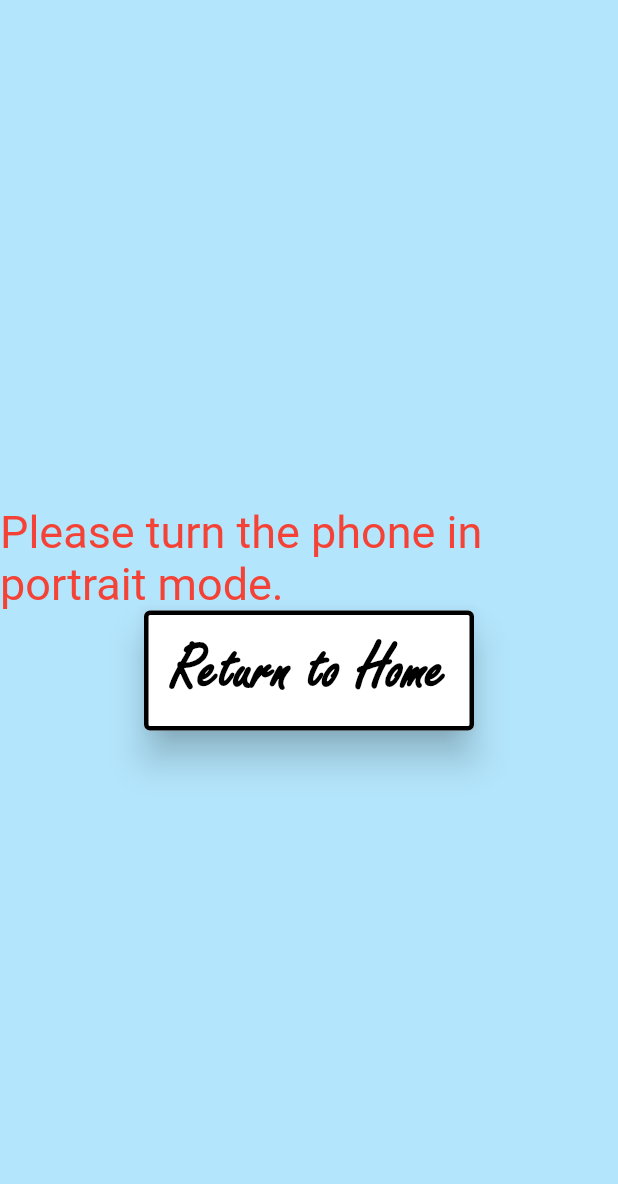
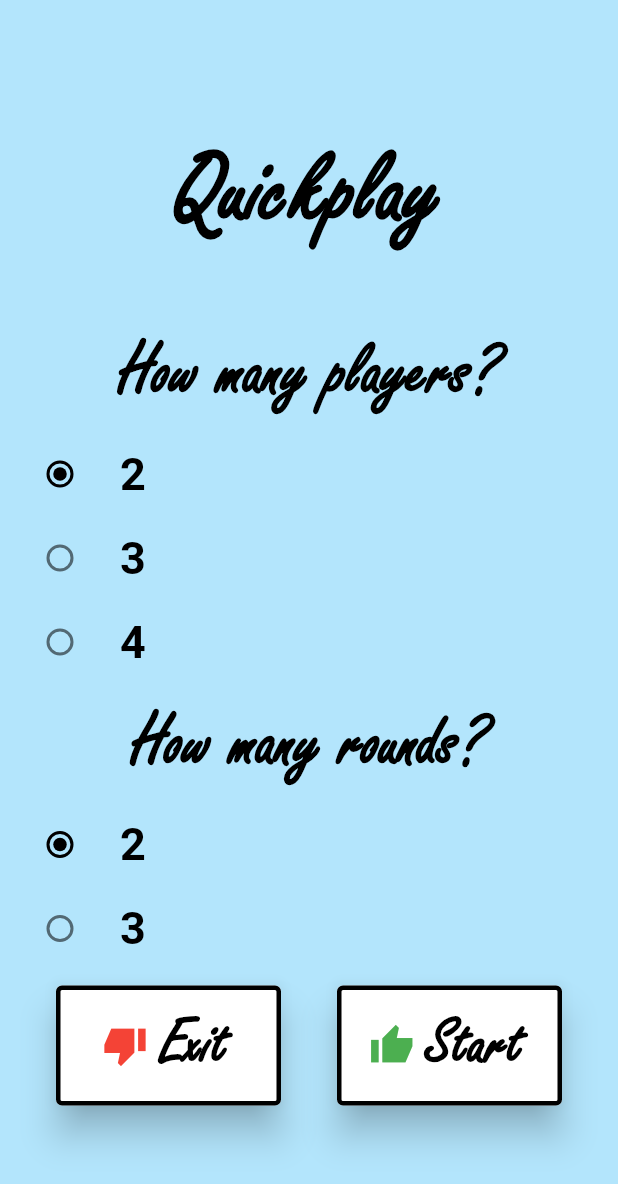
Before and after one commit to cfcastaneda98/Thinking_Crisis, a Flutter app: the HomeScreen screen opened directly, after a tap on "Quickplay", on a phone screen of 412 x 824 dp. Shown: the top 1184 px of the screen. Run offline on Flutter 3.47's test engine with Material 2 defaults, Android fonts, the phone set to English and light mode, and no system bars.

Commit message:
Added Quick Play Options Implementation

```diff
--- a/lib/Controller/QuickPlay.dart
+++ /dev/null
@@ -1,131 +0,0 @@
-import 'package:flutter/material.dart';
-
-import '../View/HomeScreen.dart';
-
-class QuickPlay extends StatefulWidget {
-
-
-  const QuickPlay({Key? key}) : super(key: key);
-
-  @override
-  State<QuickPlay> createState() => _QuickPlayState();
-}
-
-class _QuickPlayState extends State<QuickPlay> {
-  var quickPlayList = {
-    'Horse',
-    ''
-  };
-  var over18List = {
-    'Johnny Sins',
-  };
-  @override
-  Widget build(BuildContext context) {
-    return Scaffold(
-      body: OrientationBuilder(builder:
-          (context, orientation){
-            if(orientation != Orientation.portrait)
-              {
-                return potrait(context);
-              }//end if
-            else{
-                return landscape(context);
-             }
-        },
-      ),
-    );
-  }
-}
-Widget potrait(BuildContext context)
-{
-  return Scaffold(
-    backgroundColor: Colors.lightBlue[100],
-      body: Center(
-        child: Column(
-          mainAxisAlignment: MainAxisAlignment.center,
-          children: <Widget>[
-             Text(
-            "You are in Portrait mode",
-            style: TextStyle(
-              color: Colors.black,
-              fontSize: 30.0,
-            ),
-          ),
-            SizedBox(
-              height: 80,
-              width: 220,
-              child: ElevatedButton(
-                style: ElevatedButton.styleFrom(
-                  side: const BorderSide(width: 3.0, color: Colors.black),
-                  elevation: 10,
-                  backgroundColor: Colors.white,
-                  minimumSize: const Size(100.0, 20.0),
-                ),
-                onPressed: () {
-                  Navigator.push(context,
-                    MaterialPageRoute(builder: (context) => HomeScreen()),
-                  );
-                },
-                child: const Center(
-                  child: Text(
-                    "Return to Home",
-                    style: TextStyle(color: Colors.black,
-                        fontWeight: FontWeight.bold,
-                        fontSize: 45,
-                        fontFamily: 'Freestyle Script'
-                    ),
-                  ),
-                ),
-              ),
-            ),
-        ],
-        ),
-  ),
-  );
-}
-Widget landscape(BuildContext context){
-  return Scaffold(
-    backgroundColor: Colors.lightBlue[100],
-      body: Center(
-      child: Column(
-      mainAxisAlignment: MainAxisAlignment.center,
-      children: <Widget>[
-            Text(
-          "Please turn the phone in portrait mode.",
-          style: TextStyle(
-            color: Colors.red,
-            fontSize: 30.0,
-          ),
-          ),
-        SizedBox(
-          height: 80,
-          width: 220,
-          child: ElevatedButton(
-            style: ElevatedButton.styleFrom(
-              side: const BorderSide(width: 3.0, color: Colors.black),
-              elevation: 10,
-              backgroundColor: Colors.white,
-              minimumSize: const Size(100.0, 20.0),
-            ),
-            onPressed: () {
-              Navigator.push(context,
-                MaterialPageRoute(builder: (context) => HomeScreen()),
-              );
-            },
-            child: const Center(
-              child: Text(
-                "Return to Home",
-                style: TextStyle(color: Colors.black,
-                    fontWeight: FontWeight.bold,
-                    fontSize: 45,
-                    fontFamily: 'Freestyle Script'
-                ),
-              ),
-            ),
-          ),
-        ),
-      ],
-    ),
-  ),
-  );
-}
--- a/lib/View/GameScreen.dart
+++ b/lib/View/GameScreen.dart
@@ -0,0 +1,131 @@
+import 'package:flutter/material.dart';
+
+import '../View/HomeScreen.dart';
+
+class GameScreen extends StatefulWidget {
+
+
+  const GameScreen({Key? key}) : super(key: key);
+
+  @override
+  State<GameScreen> createState() => _GameScreenState();
+}
+
+class _GameScreenState extends State<GameScreen> {
+  var quickPlayList = {
+    'Horse',
+    ''
+  };
+  var over18List = {
+    'Johnny Sins',
+  };
+  @override
+  Widget build(BuildContext context) {
+    return Scaffold(
+      body: OrientationBuilder(builder:
+          (context, orientation){
+        if(orientation != Orientation.portrait)
+        {
+          return potrait(context);
+        }//end if
+        else{
+          return landscape(context);
+        }
+      },
+      ),
+    );
+  }
+}
+Widget potrait(BuildContext context)
+{
+  return Scaffold(
+    backgroundColor: Colors.lightBlue[100],
+    body: Center(
+      child: Column(
+        mainAxisAlignment: MainAxisAlignment.center,
+        children: <Widget>[
+          Text(
+            "You are in Portrait mode",
+            style: TextStyle(
+              color: Colors.black,
+              fontSize: 30.0,
+            ),
+          ),
+          SizedBox(
+            height: 80,
+            width: 220,
+            child: ElevatedButton(
+              style: ElevatedButton.styleFrom(
+                side: const BorderSide(width: 3.0, color: Colors.black),
+                elevation: 10,
+                backgroundColor: Colors.white,
+                minimumSize: const Size(100.0, 20.0),
+              ),
+              onPressed: () {
+                Navigator.push(context,
+                  MaterialPageRoute(builder: (context) => HomeScreen()),
+                );
+              },
+              child: const Center(
+                child: Text(
+                  "Return to Home",
+                  style: TextStyle(color: Colors.black,
+                      fontWeight: FontWeight.bold,
+                      fontSize: 45,
+                      fontFamily: 'Freestyle Script'
+                  ),
+                ),
+              ),
+            ),
+          ),
+        ],
+      ),
+    ),
+  );
+}
+Widget landscape(BuildContext context){
+  return Scaffold(
+    backgroundColor: Colors.lightBlue[100],
+    body: Center(
+      child: Column(
+        mainAxisAlignment: MainAxisAlignment.center,
+        children: <Widget>[
+          Text(
+            "Please turn the phone in portrait mode.",
+            style: TextStyle(
+              color: Colors.red,
+              fontSize: 30.0,
+            ),
+          ),
+          SizedBox(
+            height: 80,
+            width: 220,
+            child: ElevatedButton(
+              style: ElevatedButton.styleFrom(
+                side: const BorderSide(width: 3.0, color: Colors.black),
+                elevation: 10,
+                backgroundColor: Colors.white,
+                minimumSize: const Size(100.0, 20.0),
+              ),
+              onPressed: () {
+                Navigator.push(context,
+                  MaterialPageRoute(builder: (context) => HomeScreen()),
+                );
+              },
+              child: const Center(
+                child: Text(
+                  "Return to Home",
+                  style: TextStyle(color: Colors.black,
+                      fontWeight: FontWeight.bold,
+                      fontSize: 45,
+                      fontFamily: 'Freestyle Script'
+                  ),
+                ),
+              ),
+            ),
+          ),
+        ],
+      ),
+    ),
+  );
+}
--- a/lib/View/HomeScreen.dart
+++ b/lib/View/HomeScreen.dart
@@ -1,6 +1,7 @@
 import 'package:flutter/material.dart';
 import 'package:thinking_crisis/Controller/QuickPlay.dart';
 import 'package:thinking_crisis/View/AboutScreen.dart';
+import 'package:thinking_crisis/View/QuickplayOptionsScreen.dart';
 
 import 'Over18Screen.dart';
 
@@ -29,7 +30,7 @@ class _HomeScreenState extends State<HomeScreen> {
                   child: ElevatedButton(
                     onPressed:(){
                       Navigator.push(context,
-                        MaterialPageRoute(builder: (context) => QuickPlay()),
+                        MaterialPageRoute(builder: (context) => QuickplayOptionsScreen()),
                       );
                     },
                   child: Center(
--- a/lib/View/QuickplayOptionsScreen.dart
+++ b/lib/View/QuickplayOptionsScreen.dart
@@ -0,0 +1,228 @@
+import 'package:flutter/material.dart';
+import 'GameScreen.dart';
+import 'HomeScreen.dart';
+enum playerOptions{two,three,four}
+enum roundOptions{two,three}
+class QuickplayOptionsScreen extends StatefulWidget {
+  const QuickplayOptionsScreen({Key? key}) : super(key: key);
+  @override
+  State<QuickplayOptionsScreen> createState() => _QuickplayOptionsScreenState();
+}
+class _QuickplayOptionsScreenState extends State<QuickplayOptionsScreen>{
+  playerOptions _players = playerOptions.two;
+  roundOptions _rounds = roundOptions.two;
+  @override
+  Widget build(BuildContext context){
+    return Scaffold(
+      backgroundColor: Colors.lightBlue[100],
+      body: Center(
+        child: Column(
+          mainAxisSize: MainAxisSize.min,
+          mainAxisAlignment: MainAxisAlignment.center,
+          children: <Widget>[
+            const Text(
+              'Quickplay',
+              style: TextStyle(color: Colors.black,
+                  fontWeight: FontWeight.bold,
+                  fontSize: 70,
+                  fontFamily: 'Freestyle Script'
+              ),
+            ),
+            const SizedBox(height: 50),
+            const Text(
+              'How many players?',
+              style: TextStyle(color: Colors.black,
+                  fontWeight: FontWeight.bold,
+                  fontSize: 50,
+                  fontFamily: 'Freestyle Script'
+              ),
+            ),
+            const SizedBox(height: 10),
+            Column(
+              mainAxisAlignment: MainAxisAlignment.center,
+              children: <Widget>[
+                ListTile(
+                  title: const Text(
+                      '2',
+                      style: TextStyle(
+                        color: Colors.black,
+                        fontWeight: FontWeight.bold,
+                        fontSize: 30,)
+                  ),
+                  leading: Radio<playerOptions>(
+                    activeColor: Colors.black,
+                    value: playerOptions.two,
+                    groupValue: _players,
+                    onChanged: (playerOptions? value){
+                      setState(() {
+                        _players = value!;
+                      });
+                    },
+                  )
+                ),
+                ListTile(
+                    title: const Text(
+                        '3',
+                        style: TextStyle(
+                          color: Colors.black,
+                          fontWeight: FontWeight.bold,
+                          fontSize: 30,)
+                    ),
+                    leading: Radio<playerOptions>(
+                      activeColor: Colors.black,
+                      value: playerOptions.three,
+                      groupValue: _players,
+                      onChanged: (playerOptions? value){
+                        setState(() {
+                          _players = value!;
+                        });
+                      },
+                    )
+                ),
+                ListTile(
+                    title: const Text(
+                        '4',
+                        style: TextStyle(
+                          color: Colors.black,
+                          fontWeight: FontWeight.bold,
+                          fontSize: 30,)
+                    ),
+                    leading: Radio<playerOptions>(
+                      activeColor: Colors.black,
+                      value: playerOptions.four,
+                      groupValue: _players,
+                      onChanged: (playerOptions? value){
+                        setState(() {
+                          _players = value!;
+                        });
+                      },
+                    )
+                ),
+              ],
+            ),
+            const SizedBox(height: 10),
+            const Text(
+              'How many rounds?',
+              style: TextStyle(color: Colors.black,
+                  fontWeight: FontWeight.bold,
+                  fontSize: 50,
+                  fontFamily: 'Freestyle Script'
+              ),
+            ),
+            const SizedBox(height: 10),
+            Column(
+              mainAxisAlignment: MainAxisAlignment.center,
+              children: <Widget>[
+                ListTile(
+                    title: const Text(
+                        '2',
+                        style: TextStyle(
+                          color: Colors.black,
+                          fontWeight: FontWeight.bold,
+                          fontSize: 30,)
+                    ),
+                    leading: Radio<roundOptions>(
+                      activeColor: Colors.black,
+                      value: roundOptions.two,
+                      groupValue: _rounds,
+                      onChanged: (roundOptions? value){
+                        setState(() {
+                          _rounds = value!;
+                        });
+                      },
+                    )
+                ),
+                ListTile(
+                    title: const Text(
+                        '3',
+                        style: TextStyle(
+                          color: Colors.black,
+                          fontWeight: FontWeight.bold,
+                          fontSize: 30,)
+                    ),
+                    leading: Radio<roundOptions>(
+                      activeColor: Colors.black,
+                      value: roundOptions.three,
+                      groupValue: _rounds,
+                      onChanged: (roundOptions? value){
+                        setState(() {
+                          _rounds = value!;
+                        });
+                      },
+                    )
+                ),
+
+              ],
+            ),
+            const SizedBox(height: 10),
+            Row(
+              mainAxisAlignment: MainAxisAlignment.spaceEvenly,
+                children: <Widget>[
+                  SizedBox(
+                    height: 80,
+                    width: 150,
+                    child: ElevatedButton.icon(
+                      icon: const Icon(
+                        Icons.thumb_down_alt_sharp,
+                        color: Colors.red,
+                        size: 30,
+                      ),
+                      style: ElevatedButton.styleFrom(
+                        side: const BorderSide(width: 3.0, color: Colors.black),
+                        elevation: 10,
+                        backgroundColor: Colors.white,
+                        minimumSize: const Size(100.0, 20.0),
+                      ),
+                      onPressed: () {
+                        Navigator.push(context,
+                          MaterialPageRoute(builder: (context) => HomeScreen()),
+                        );
+                      },
+                      label: const Text(
+                        "Exit",
+                        style: TextStyle(color: Colors.black,
+                            fontWeight: FontWeight.bold,
+                            fontSize: 45,
+                            fontFamily: 'Freestyle Script'
+                        ),
+                      ),
+                    ),
+                  ),
+                  SizedBox(
+                    height: 80,
+                    width: 150,
+                    child: ElevatedButton.icon(
+                      icon: const Icon(
+                        Icons.thumb_up_off_alt_sharp,
+                        color: Colors.green,
+                        size: 30,
+                      ),
+                      style: ElevatedButton.styleFrom(
+                        side: const BorderSide(width: 3.0, color: Colors.black),
+                        elevation: 10,
+                        backgroundColor: Colors.white,
+                        minimumSize: const Size(100.0, 20.0),
+                      ),
+                      onPressed: () {
+                        Navigator.push(context,
+                          MaterialPageRoute(builder: (context) => GameScreen()),
+                        );
+                      },
+                      label: const Text(
+                          "Start",
+                          style: TextStyle(color: Colors.black,
+                              fontWeight: FontWeight.bold,
+                              fontSize: 45,
+                              fontFamily: 'Freestyle Script'
+                          ),
+                        ),
+                      ),
+                    ),
+                ],
+            ),
+          ],
+        ),
+      ),
+    );
+  }
+}
```
Also changed, not shown: 3 other files.
